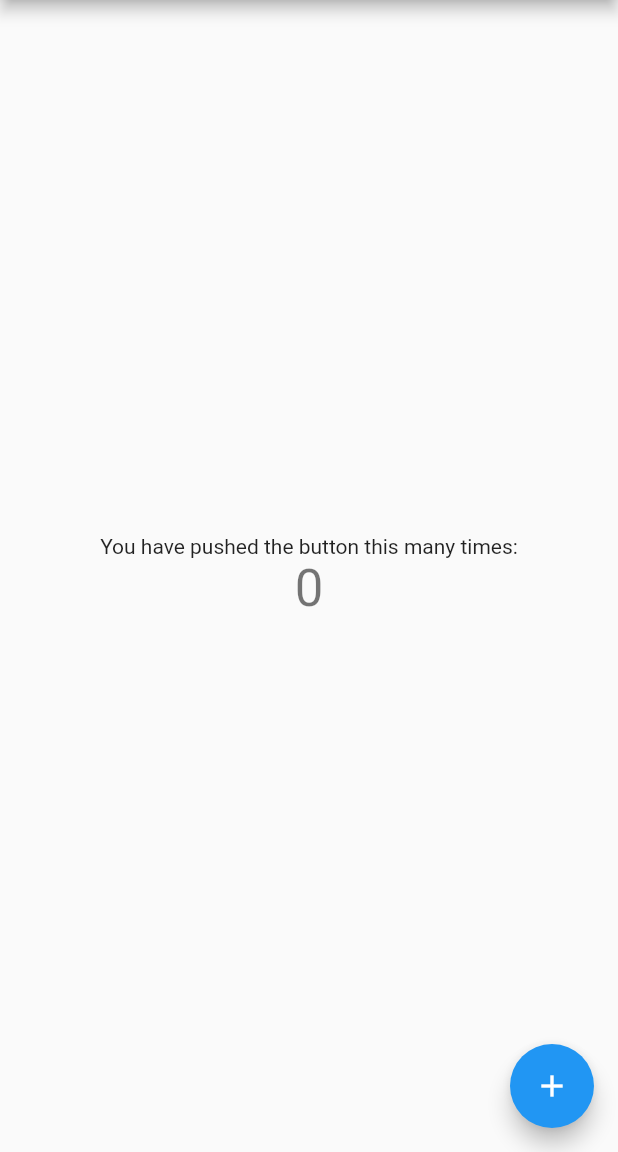
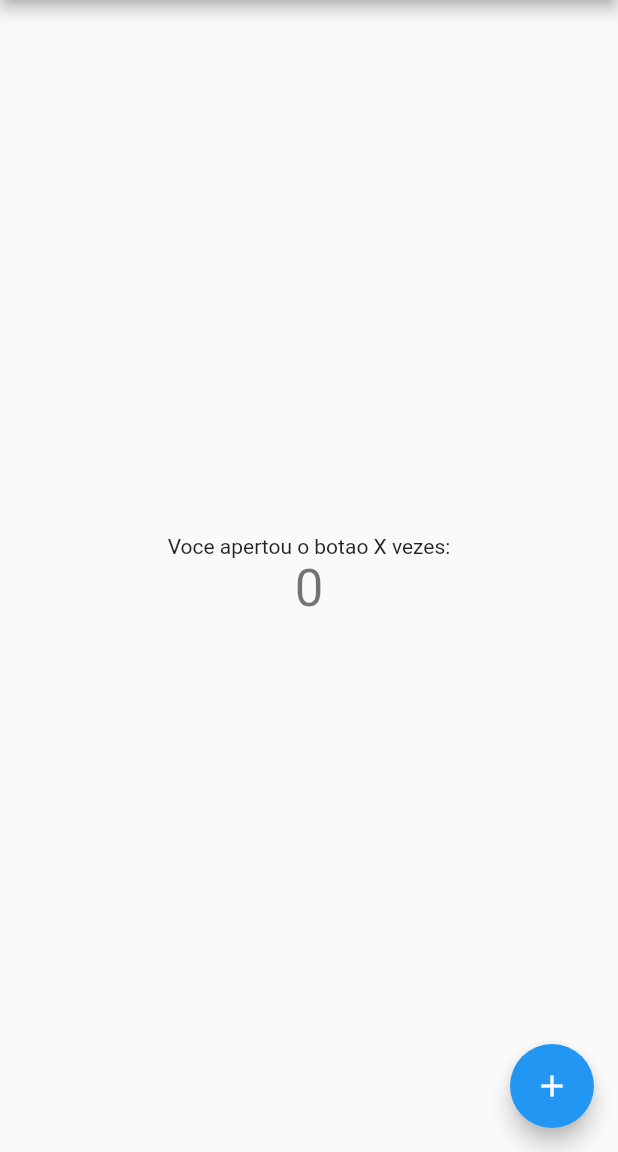
Before and after one commit to professormaurolopes/projeto_teste, a Flutter app: the screen it shows after launch, on a phone screen of 412 x 824 dp, the part 84-1236 px from its top. Run offline on Flutter 3.47's test engine with Material 2 defaults, Android fonts, the phone set to English and light mode, and no system bars.

Commit message:
Testando no MAC2

```diff
--- a/lib/main.dart
+++ b/lib/main.dart
@@ -92,7 +92,7 @@ class _MyHomePageState extends State<MyHomePage> {
           mainAxisAlignment: MainAxisAlignment.center,
           children: <Widget>[
             Text(
-              'You have pushed the button this many times:',
+              'Voce apertou o botao X vezes:',
             ),
             Text(
               '$_counter',
```
